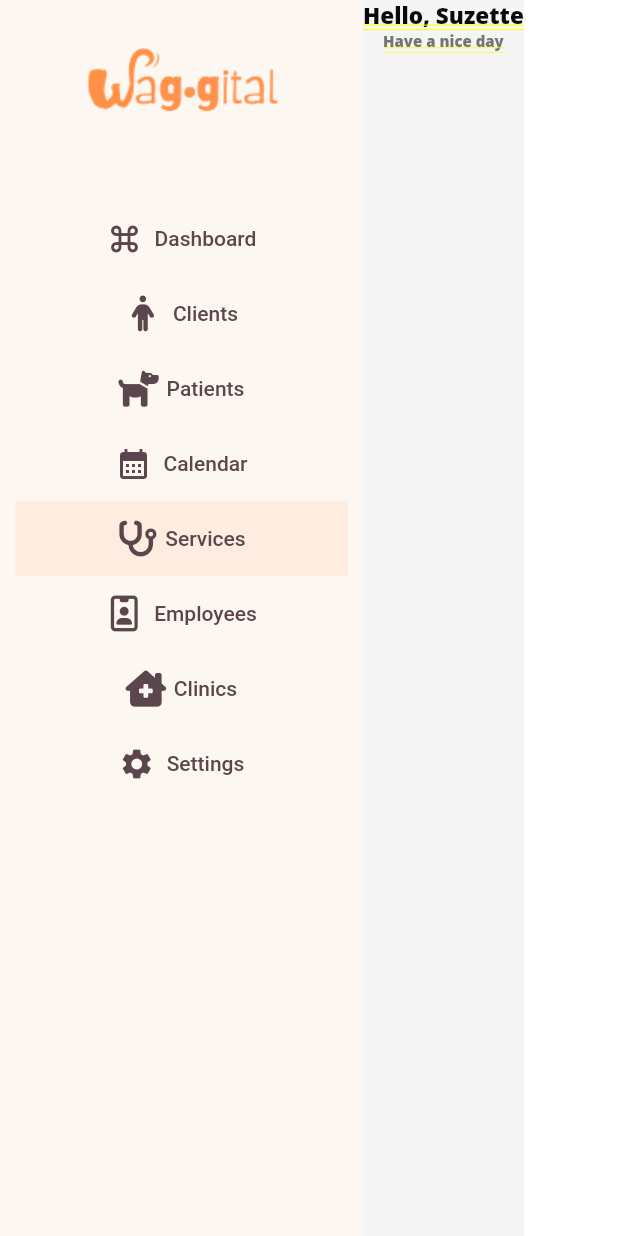
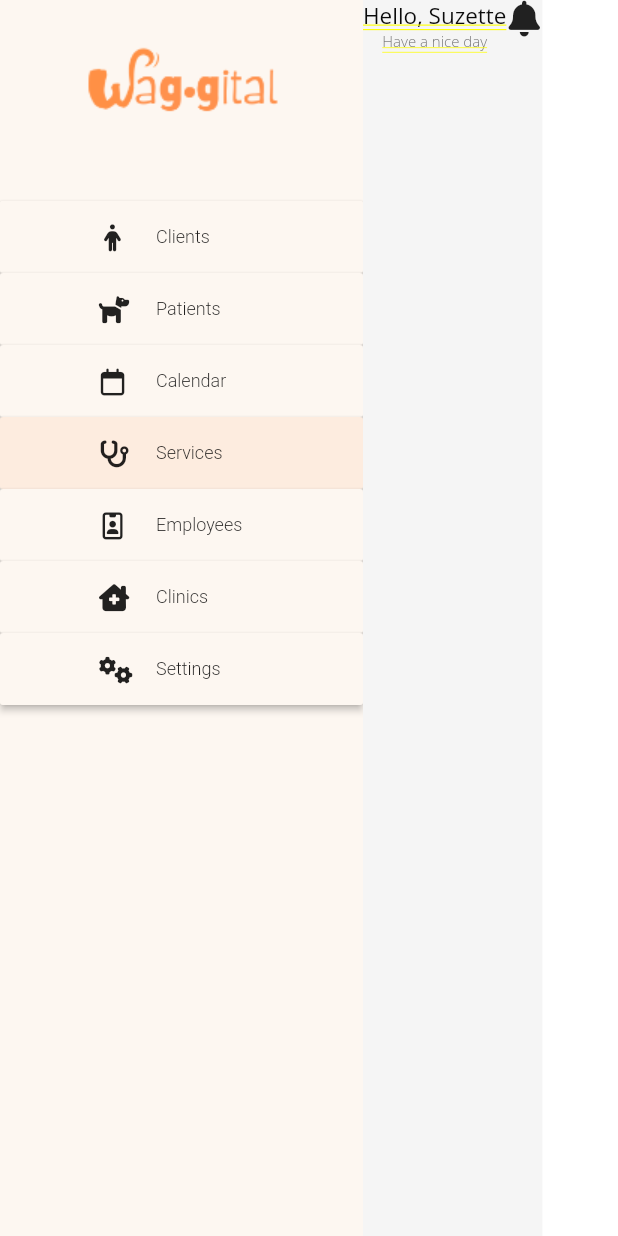
Before and after one commit to zhackariya/waggital_vet, a Flutter app: the screen it shows after launch, on a phone screen of 412 x 824 dp. Run offline on Flutter 3.47's test engine with Material 2 defaults, Android fonts, the phone set to English and light mode, and no system bars; our stand-ins replace font_awesome_flutter; Roboto replaces fonts that are missing (Open Sans).

Commit message:
Fix Material Buttons

```diff
--- a/lib/Screens/dashboard/components/dashboard_menu_container.dart
+++ b/lib/Screens/dashboard/components/dashboard_menu_container.dart
@@ -4,21 +4,25 @@ import 'package:font_awesome_flutter/font_awesome_flutter.dart';
 import 'package:waggital_vet/constants.dart';
 import 'menu_button.dart';
 
-class DashboardMenuContainer extends StatelessWidget {
-  const DashboardMenuContainer({
+class DashboardMenuContainer extends StatefulWidget {
+  DashboardMenuContainer({
     Key? key,
     required this.size,
-    required this.pageIndex
+    required this.pageIndex,
   }) : super(key: key);
 
   final Size size;
-  final int pageIndex;
+  int pageIndex;
 
+  @override
+  State<DashboardMenuContainer> createState() => _DashboardMenuContainerState();
+}
 
+class _DashboardMenuContainerState extends State<DashboardMenuContainer> {
   @override
   Widget build(BuildContext context) {
     return Container(
-      width: clampDouble(size.width * .25, 242, 300),
+      width: clampDouble(widget.size.width * .25, 242, 300),
       color: kBackgroundColor,
       child: Column(
         children: [
@@ -29,29 +33,29 @@ class DashboardMenuContainer extends StatelessWidget {
                 icon: Icons.keyboard_command_key,
                 text: 'Dashboard',
                 index: -1,
-                pageIndex: pageIndex, color: pageIndex == -1 ? kSelectedColor : kBackgroundColor,
+                pageIndex: widget.pageIndex, color: widget.pageIndex == -1 ? kSelectedColor : kBackgroundColor,
               ),
               MenuButton(icon: FontAwesomeIcons.person, text: 'Clients', index: 0,
-                  pageIndex: pageIndex, color: pageIndex == 0 ? kSelectedColor : kBackgroundColor,
+                  pageIndex: widget.pageIndex, color: widget.pageIndex == 0 ? kSelectedColor : kBackgroundColor,
               ),
               MenuButton(icon: FontAwesomeIcons.dog, text: 'Patients',
                   index: 1,
-                  pageIndex: pageIndex, color: pageIndex == 1 ? kSelectedColor : kBackgroundColor, ),
+                  pageIndex: widget.pageIndex, color: widget.pageIndex == 1 ? kSelectedColor : kBackgroundColor, ),
               MenuButton(icon: Icons.calendar_month, text: 'Calendar',
                   index: 2,
-                  pageIndex: pageIndex, color: pageIndex == 2 ? kSelectedColor : kBackgroundColor),
+                  pageIndex: widget.pageIndex, color: widget.pageIndex == 2 ? kSelectedColor : kBackgroundColor),
               MenuButton(icon: FontAwesomeIcons.stethoscope, text: 'Services',
                   index: 3,
-                  pageIndex: pageIndex, color: pageIndex == 3 ? kSelectedColor : kBackgroundColor),
+                  pageIndex: widget.pageIndex, color: widget.pageIndex == 3 ? kSelectedColor : kBackgroundColor),
               MenuButton(icon: FontAwesomeIcons.idBadge, text: 'Employees',
                   index: 4,
-                  pageIndex: pageIndex, color: pageIndex == 4 ? kSelectedColor : kBackgroundColor),
+                  pageIndex: widget.pageIndex, color: widget.pageIndex == 4 ? kSelectedColor : kBackgroundColor),
               MenuButton(icon: FontAwesomeIcons.houseChimneyMedical, text: 'Clinics',
                   index: 5,
-                  pageIndex: pageIndex, color: pageIndex == 5 ? kSelectedColor : kBackgroundColor),
+                  pageIndex: widget.pageIndex, color: widget.pageIndex == 5 ? kSelectedColor : kBackgroundColor),
               MenuButton(icon: Icons.settings, text: 'Settings',
                   index: 6,
-                  pageIndex: pageIndex, color: pageIndex == 6 ? kSelectedColor : kBackgroundColor),
+                  pageIndex: widget.pageIndex, color: widget.pageIndex == 6 ? kSelectedColor : kBackgroundColor),
 
             ],
           )
--- a/lib/Screens/dashboard/components/menu_button.dart
+++ b/lib/Screens/dashboard/components/menu_button.dart
@@ -5,11 +5,11 @@ import 'package:waggital_vet/constants.dart';
 class MenuButton extends StatefulWidget {
   final IconData icon;
   final String text;
-  final int pageIndex;
+  int pageIndex;
   final int index;
   final Color color;
   MenuButton({
-    Key? key, required this.icon, required this.text, required this.index, required this.pageIndex, required this.color
+    Key? key, required this.icon, required this.text, required this.index, required this.pageIndex, required this.color,
   }) : super(key: key);
 
   @override
@@ -30,7 +30,11 @@ class _MenuButtonState extends State<MenuButton> {
         label: Text(widget.text, style: TextStyle(
           color: kPrimaryColor
         ),),
-        icon: Icon(widget.icon, color: kPrimaryColor,), onPressed: () {},
+        icon: Icon(widget.icon, color: kPrimaryColor,), onPressed: () {
+          setState(() {
+            widget.pageIndex = widget.index;
+          });
+      },
       ),
     );
   }
--- a/lib/Screens/dashboard/pages/clinics_page.dart
+++ b/lib/Screens/dashboard/pages/clinics_page.dart
@@ -1,4 +1,6 @@
+import 'package:flutter/foundation.dart';
 import 'package:flutter/material.dart';
+import 'package:font_awesome_flutter/font_awesome_flutter.dart';
 import 'package:waggital_vet/constants.dart';
 import 'package:waggital_vet/Screens/dashboard/components/dashboard_menu_container.dart';
 
@@ -21,42 +23,79 @@ class _ClinicsPageState extends State<ClinicsPage> {
   Widget build(BuildContext context) {
     Size size = MediaQuery.of(context).size;
 
-    return Container(
+    return Row(
+      crossAxisAlignment: CrossAxisAlignment.start,
+      children: [
+
+        Container(
+          // width: clampDouble(size.width * .25, 242, 300),
+          color: kBackgroundColor,
+          child: Column(
+            children: [
+              Image(image: AssetImage('images/waggitalnobg.png')),
+              Container(
+                child: Column(
+                  children: List.generate(menuItems.length, (index) => Container(
+                    width: clampDouble(size.width * .25, 242, 300),
+                    child: MaterialButton(
+                        color: pageIndex == index ? kSelectedColor : kBackgroundColor,
+                        child: Container(
+                          padding: EdgeInsets.symmetric(horizontal: 50, vertical: 15),
                           child: Row(
                             children: [
-          DashboardMenuContainer(size: size, pageIndex: pageIndex),
+                              Icon(iconList[index],size: 18,),
+                              SizedBox(width: 20,),
+                              Text(menuItems[index]["name"]!, style: TextStyle(
+                                fontWeight: FontWeight.w300,
+                                fontSize: 12
+                              ),)
+                            ],
+                          ),
+                        ),
+                        onPressed: (){
+                      setState(() {
+                        pageIndex = index;
+                      });
+                    }),
+                  ))
+                ),
+              ),
+            ],
+          ),
+        ),
         Container(
           color: kGrayColor,
           child: getTopBar(),
         ),
       ],
-      ),
     );
   }
 
   getTopBar() {
-    return Container(
-      child:
-      Row(
-        crossAxisAlignment: CrossAxisAlignment.center,
-        mainAxisAlignment: MainAxisAlignment.start,
+    return Row(
+      crossAxisAlignment: CrossAxisAlignment.start,
+      mainAxisAlignment: MainAxisAlignment.end,
       children: [
-          Column(
+        Container(
+          child: Column(
             children: [
               Text('Hello, ${widget.userFirstName}', style: TextStyle(
                 fontFamily: 'Open Sans',
+                fontWeight: FontWeight.w500,
                 color: kDarkTextColor,
                 fontSize: 15
               ),),
               Text('Have a nice day', style: TextStyle(
                 fontFamily: 'Open Sans',
                 color: kLightTextColor,
+                fontWeight: FontWeight.w300,
                 fontSize: 10
               ),)
             ],
-          )
+          ),
+        ),
+        Icon(FontAwesomeIcons.solidBell)
       ],
-      ),
     );
   }
 
--- a/lib/constants.dart
+++ b/lib/constants.dart
@@ -1,4 +1,6 @@
 import 'dart:ui';
+
+import 'package:font_awesome_flutter/font_awesome_flutter.dart';
 
 const kPrimaryColor = Color(0xff5c464d);
 const kBackgroundColor = Color(0xfffdf7f1);
@@ -7,3 +9,45 @@ const kGrayColor = Color(0xfff5f5f5);
 const kSelectedColor = Color(0xfffdecdf);//##FDECDF
 const kDarkTextColor = Color(0xff0a0a0a);
 const kLightTextColor = Color(0xff757575);
+
+const iconList = [
+  FontAwesomeIcons.person,
+  FontAwesomeIcons.dog,
+  FontAwesomeIcons.calendar,
+  FontAwesomeIcons.stethoscope,
+  FontAwesomeIcons.idBadge,
+  FontAwesomeIcons.houseChimneyMedical,
+  FontAwesomeIcons.gears,
+
+];
+
+const menuItems = [
+  {
+    "index":"0",
+    "name":"Clients",
+  },
+  {
+    "index":"1",
+    "name":"Patients",
+  },
+  {
+    "index":"2",
+    "name":"Calendar",
+  },
+  {
+    "index":"3",
+    "name":"Services",
+  },
+  {
+    "index":"4",
+    "name":"Employees",
+  },
+  {
+    "index":"5",
+    "name":"Clinics",
+  },
+  {
+    "index":"6",
+    "name":"Settings",
+  },
+];
```
Lines whose indentation alone changed are shown as unchanged.
